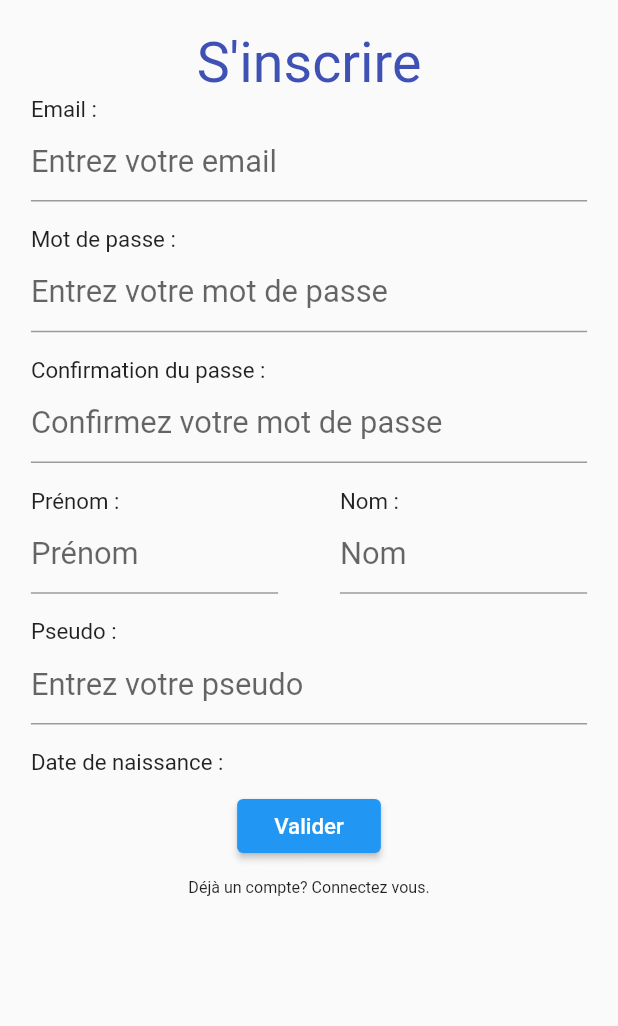
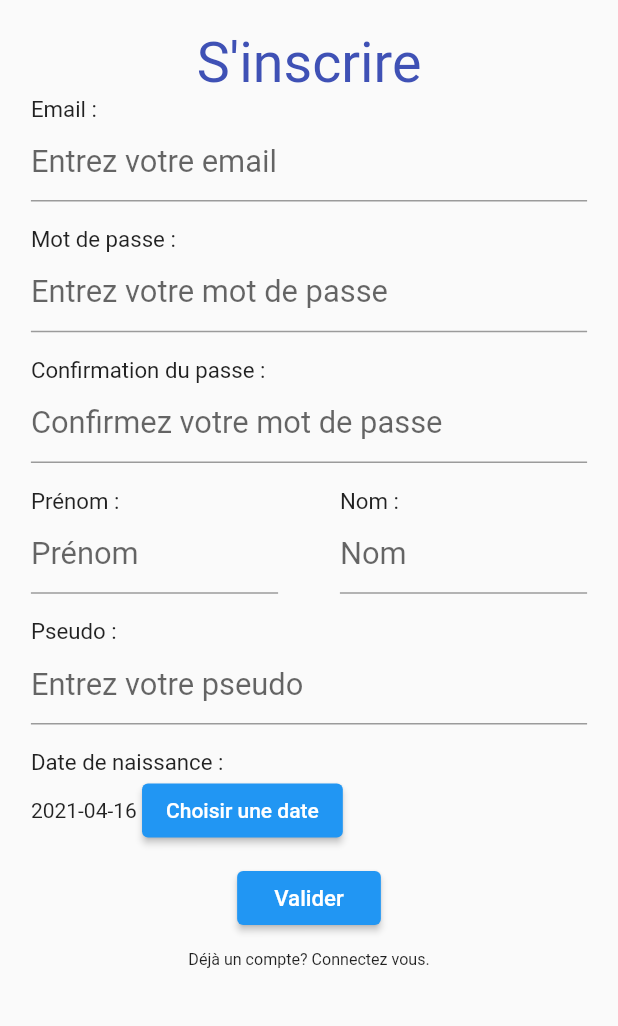
Before and after one commit to MickaLillois/PAI, a Flutter app: the Inscription screen opened by its route, on a phone screen of 412 x 824 dp, the part 210-1236 px from its top. Run offline on Flutter 3.47's test engine with Material 2 defaults, Android fonts, the phone set to English and light mode, and no system bars; network calls fail.

Commit message:
update : inscription (date good à redimensionner)

```diff
--- a/clientFlutter/flutter_quizinmobile/lib/inscription.dart
+++ b/clientFlutter/flutter_quizinmobile/lib/inscription.dart
@@ -2,13 +2,39 @@ import 'package:flutter/cupertino.dart';
 import 'package:flutter/material.dart';
 import 'package:flutter/services.dart';
 
-class Inscription extends StatelessWidget {
+class Inscription extends StatefulWidget {
+  Inscription({Key key, this.title}) : super(key: key);
+
+  final String title;
+
+  @override
+  InscriptionState createState() => InscriptionState();
+}
+
+
+class InscriptionState extends State<Inscription> {
+  DateTime selectedDate = DateTime.now();
+
+  Future<void> _selectDate(BuildContext context) async {
+    final DateTime picked = await showDatePicker(
+        context: context,
+        initialDate: selectedDate,
+        firstDate: DateTime(2015, 8),
+        lastDate: DateTime(2101));
+    if (picked != null && picked != selectedDate)
+      setState(() {
+        selectedDate = picked;
+      });
+  }
+
+
   @override
   Widget build(BuildContext context) {
     SystemChrome.setPreferredOrientations([
       DeviceOrientation.portraitUp,
       DeviceOrientation.portraitDown,
     ]);
+
     Size screenSize = MediaQuery.of(context).size;
     double widthLogo = screenSize.width*0.8;
     double heightLogo = screenSize.height*0.12;
@@ -111,9 +137,6 @@ class Inscription extends StatelessWidget {
                                   margin: EdgeInsets.fromLTRB(marginLeftInput,0,0,0),
                                   width: widthInput2,
                                   child: TextFormField(
-                                    obscureText: true,
-                                    enableSuggestions: false,
-                                    autocorrect: false,
                                     style: TextStyle(
                                       fontSize: fontSizeInput,
                                     ),
@@ -136,9 +159,6 @@ class Inscription extends StatelessWidget {
                                   margin: EdgeInsets.fromLTRB(marginLeftInput*2,0,0,0),
                                   width: widthInput2,
                                   child: TextFormField(
-                                    obscureText: true,
-                                    enableSuggestions: false,
-                                    autocorrect: false,
                                     style: TextStyle(
                                       fontSize: fontSizeInput,
                                     ),
@@ -160,9 +180,6 @@ class Inscription extends StatelessWidget {
                           Container(
                             width: widthInput,
                             child: TextFormField(
-                              obscureText: true,
-                              enableSuggestions: false,
-                              autocorrect: false,
                               style: TextStyle(
                                 fontSize: fontSizeInput,
                               ),
@@ -180,8 +197,10 @@ class Inscription extends StatelessWidget {
                           Container(
                               width: widthInput,
                               child: Row(children: <Widget>[
-                                Container(
-                                  //child: Text_(),
+                                Text(selectedDate == null ? 'Nothing has been picked yet' : selectedDate.toString().substring(0,11)),
+                                ElevatedButton(
+                                  child: Text('Choisir une date'),
+                                  onPressed: () => _selectDate(context),
                                 )
                               ],
                               )
```
